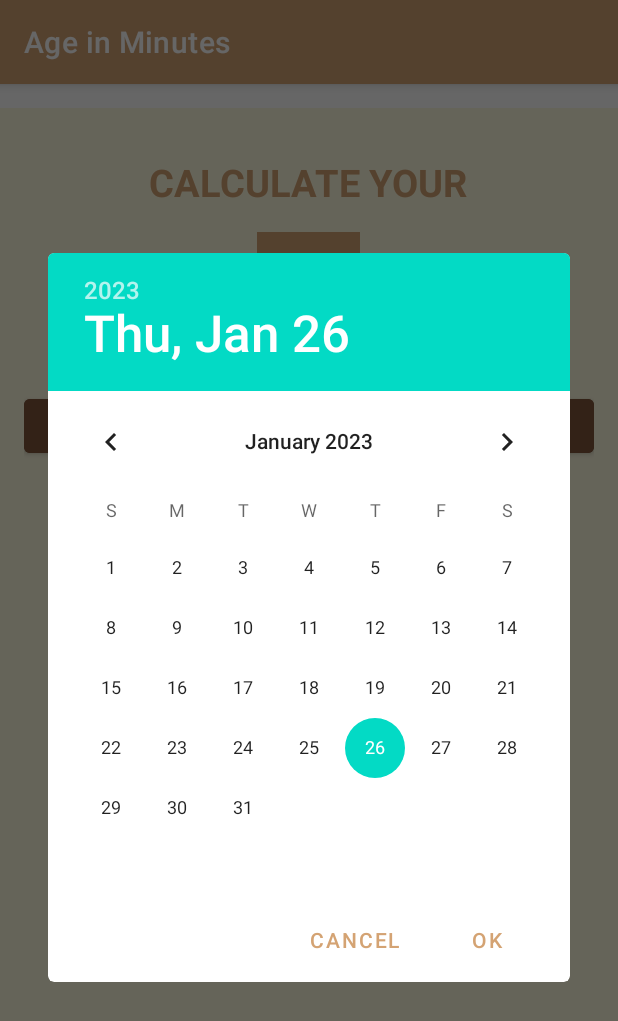
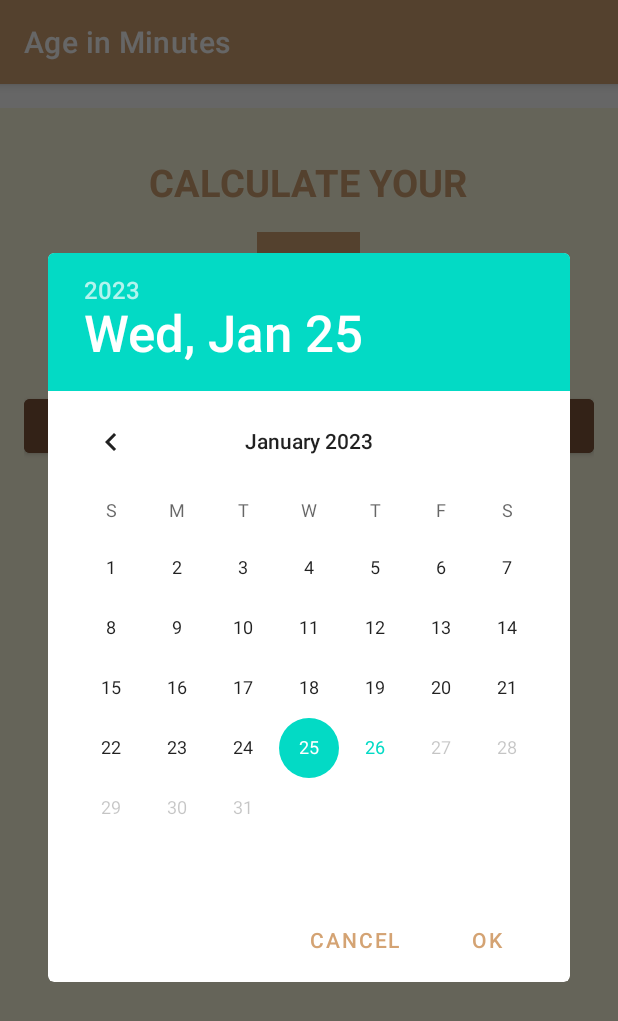
Before and after one commit to zinhyeok/DOBCalc, an Android app: the screen it shows after launch (MainActivity), after a tap on "SELECT DATE", on a phone screen of 412 x 824 dp. Shown: the top 1021 px of the screen. Run offline under Robolectric (Android 15) with nearby library versions, the phone set to English and light mode, and no system bars.

Commit message:
[Feat]: max date function, safe null cast 89

```diff
--- a/app/src/main/java/zin/com/dobcalc/MainActivity.kt
+++ b/app/src/main/java/zin/com/dobcalc/MainActivity.kt
@@ -13,40 +13,54 @@ import java.util.*
 class MainActivity : AppCompatActivity() {
 
     private var tvSelectedDate :TextView? = null
+    private var tvAgeInMinute :TextView? = null
     override fun onCreate(savedInstanceState: Bundle?) {
         super.onCreate(savedInstanceState)
         setContentView(R.layout.activity_main)
 
         val btnDatePicker : Button = findViewById<Button>(R.id.btnDatePicker)
         tvSelectedDate = findViewById(R.id.tvSelectedDate)
+        tvAgeInMinute = findViewById(R.id.tvAgeInMinutes)
 
         btnDatePicker.setOnClickListener(){
             clickDatePicker()
         }
     }
 
-    fun clickDatePicker(){
+    private fun clickDatePicker(){
         val myCalender = Calendar.getInstance()
         val year = myCalender.get(Calendar.YEAR)
         val month = myCalender.get(Calendar.MONTH)
         val day = myCalender.get(Calendar.DAY_OF_MONTH)
-        DatePickerDialog(this,
-        DatePickerDialog.OnDateSetListener{view, selectedYear, selectedMonth, selectedDayOfMonth ->
-            Toast.makeText(this,
-                "year ${selectedYear}, month ${selectedMonth+1} dayOfMonth ${selectedDayOfMonth}", Toast.LENGTH_LONG).show()
+        val dpd = DatePickerDialog(this,
+            DatePickerDialog.OnDateSetListener{view, selectedYear, selectedMonth, selectedDayOfMonth ->
 
-            val selectedDate = "${selectedYear}/${selectedMonth+1}/${selectedDayOfMonth}"
+                val selectedDate = "$selectedDayOfMonth/${selectedMonth+1}/$selectedYear"
 
-            tvSelectedDate?.setText(selectedDate)
+                tvSelectedDate?.text = selectedDate
 
-            val sdf = SimpleDateFormat("yyyy/MM//dd", Locale.ENGLISH)
+                val sdf = SimpleDateFormat("dd/MM/yyyy", Locale.ENGLISH)
 
-            val theDate = sdf.parse(selectedDate)
+                val theDate = sdf.parse(selectedDate)
+                theDate?.let {
+                    val selectedDateInMinutes = theDate.time / 60000
+                    //1970 부터 select까지 시간을 milisec 단위로 구함 / 60000 -> min단위로 변경
+                    val currentDate = sdf.parse(sdf.format(System.currentTimeMillis()))
+                    //1970 부터 현재까지 시간을 milisec 단위로 구함
+                    currentDate?.let {
+                        val currentDateInMinutes = currentDate.time /60000
+                        val diffInMin = currentDateInMinutes - selectedDateInMinutes
+//                Toast.makeText(this, "$theDate", Toast.LENGTH_LONG).show()
+                        tvAgeInMinute?.text = diffInMin.toString()
+                    }
+                }
 
-        },
-        year, month, day
-            ).show()
+            },
+            year, month, day
+        )
 
+        dpd.datePicker.maxDate = System.currentTimeMillis() - 86400000
+        dpd.show()
     }
 
 
--- a/app/src/main/res/layout/activity_main.xml
+++ b/app/src/main/res/layout/activity_main.xml
@@ -56,7 +56,7 @@
         android:layout_width="wrap_content"
         android:layout_height="wrap_content"
         android:layout_marginTop="16dp"
-        android:text="@string/text_inMinute"
+        android:text="@string/blank"
         android:textColor="@color/titleColor"
         android:textSize="20sp"
         android:textStyle="bold" />
@@ -65,16 +65,17 @@
         android:layout_width="wrap_content"
         android:layout_height="wrap_content"
         android:layout_marginTop="16dp"
-        android:text="@string/text_inMinute"
+        android:text="@string/selectDate"
         android:textColor="@color/light_grey"
         android:textSize="20sp"
         android:textStyle="bold" />
 
     <TextView
+        android:id= "@+id/tvAgeInMinutes"
         android:layout_width="wrap_content"
         android:layout_height="wrap_content"
         android:layout_marginTop="16dp"
-        android:text="@string/text_inMinute"
+        android:text="@string/blank"
         android:textColor="@color/titleColor"
         android:textSize="30sp"
         android:textStyle="bold" />
@@ -83,7 +84,7 @@
         android:layout_width="wrap_content"
         android:layout_height="wrap_content"
         android:layout_marginTop="16dp"
-        android:text="@string/text_inMinute"
+        android:text="@string/inMinutes"
         android:textColor="@color/light_grey"
         android:textSize="20sp"
         android:textStyle="bold" />
--- a/app/src/main/res/values/strings.xml
+++ b/app/src/main/res/values/strings.xml
@@ -3,4 +3,7 @@
     <string name="app_calc">CALCULATE YOUR</string>
     <string name="app_age">AGE</string>
     <string name="text_inMinute">IN MINUTES</string>
+    <string name="selectDate">You are born at</string>
+    <string name="inMinutes">In minutes till date</string>
+    <string name="blank">____</string>
 </resources>
```
